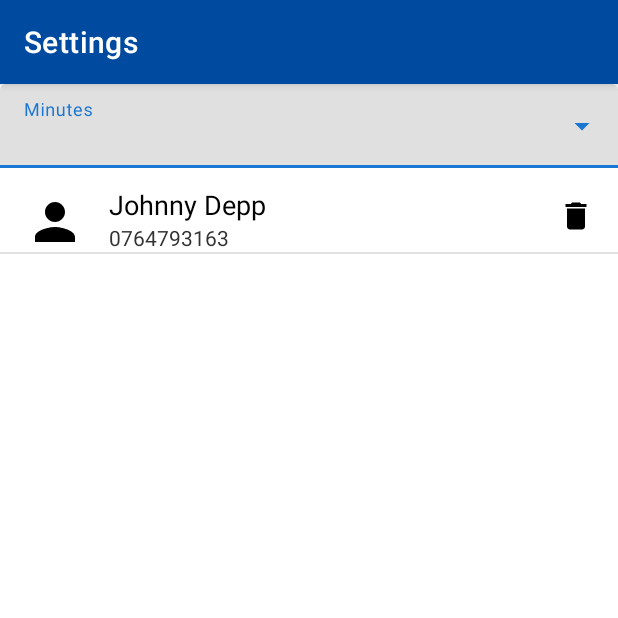
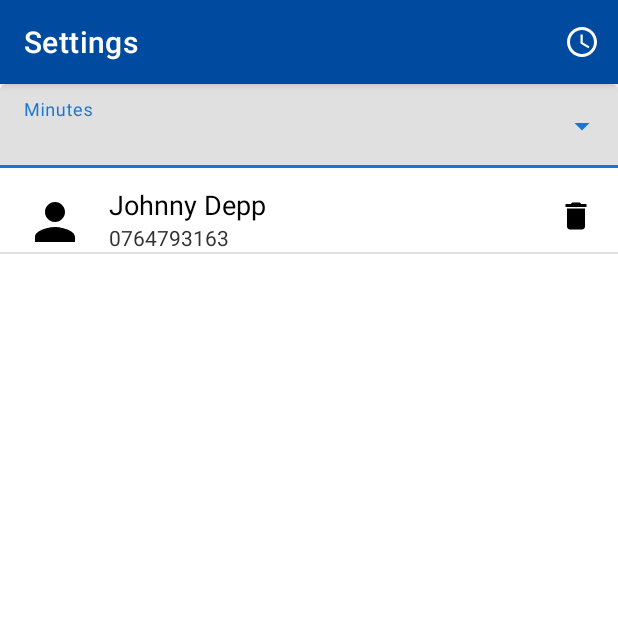
Before and after one commit to gabiionut/falldetection, an Android app: the screen it shows after launch (Settings), after a tap on "Settings", on a phone screen of 412 x 824 dp, the top half of it. Run offline under Robolectric (Android 15) with nearby library versions, the light colour scheme and no system bars.

Commit message:
add time slider

```diff
--- a/app/build.gradle
+++ b/app/build.gradle
@@ -35,5 +35,5 @@ dependencies {
     testImplementation 'junit:junit:4.12'
     androidTestImplementation 'androidx.test.ext:junit:1.1.1'
     androidTestImplementation 'androidx.test.espresso:espresso-core:3.2.0'
-    implementation 'com.google.android.material:material:1.1.0-alpha06'
+    implementation 'com.google.android.material:material:1.2.0-alpha05'
 }
--- a/app/src/main/java/com/pig/falldetection/Settings.java
+++ b/app/src/main/java/com/pig/falldetection/Settings.java
@@ -5,10 +5,11 @@ import android.graphics.drawable.ColorDrawable;
 import android.os.Bundle;
 import android.text.InputType;
 import android.util.Log;
+import android.view.Menu;
+import android.view.MenuItem;
 import android.view.View;
 import android.widget.ArrayAdapter;
 import android.widget.AutoCompleteTextView;
-import android.widget.ImageButton;
 import android.widget.LinearLayout;
 import android.widget.ListView;
 
@@ -17,6 +18,7 @@ import androidx.appcompat.app.AlertDialog;
 import androidx.appcompat.app.AppCompatActivity;
 
 import com.google.android.material.floatingactionbutton.FloatingActionButton;
+import com.google.android.material.slider.Slider;
 import com.google.android.material.textfield.TextInputEditText;
 
 import java.util.ArrayList;
@@ -70,7 +72,7 @@ public class Settings extends AppCompatActivity {
 
     private MyListAdapter getMyListAdapter() {
         MyListAdapter adapter = new MyListAdapter(this, listItems);
-        list = (ListView) findViewById(R.id.list);
+        list = findViewById(R.id.list);
         list.setAdapter(adapter);
         return adapter;
     }
@@ -103,4 +105,30 @@ public class Settings extends AppCompatActivity {
         dropdown.setInputType(InputType.TYPE_NULL);
     }
 
+
+    @Override
+    public boolean onCreateOptionsMenu(Menu menu) {
+        getMenuInflater().inflate(R.menu.time_menu, menu);
+        return true;
+    }
+
+    public void onTimeIconClick(MenuItem mi) {
+        LinearLayout phoneInputLayout = (LinearLayout) getLayoutInflater().inflate(R.layout.slider,  null);
+        Slider slider = phoneInputLayout.findViewById(R.id.slider);
+
+        slider.addOnChangeListener((slider1, value, fromUser) -> {
+            Log.d("Slider", "value");
+        });
+
+        AlertDialog.Builder builder = new AlertDialog.Builder(this);
+        builder.setTitle("Choose duration until the message is sent");
+
+        builder.setView(phoneInputLayout);
+
+        builder.setPositiveButton("OK", (dialog, which) -> {
+
+        });
+        builder.setNegativeButton("Cancel", (dialog, which) -> dialog.cancel());
+        builder.show();
+    }
 }
--- /dev/null
+++ b/app/src/main/res/drawable/ic_access_time_black_24dp.xml
@@ -0,0 +1,5 @@
+<vector android:height="24dp" android:tint="#FFFFFF"
+    android:viewportHeight="24.0" android:viewportWidth="24.0"
+    android:width="24dp" xmlns:android="http://schemas.android.com/apk/res/android">
+    <path android:fillColor="#FF000000" android:pathData="M11.99,2C6.47,2 2,6.48 2,12s4.47,10 9.99,10C17.52,22 22,17.52 22,12S17.52,2 11.99,2zM12,20c-4.42,0 -8,-3.58 -8,-8s3.58,-8 8,-8 8,3.58 8,8 -3.58,8 -8,8zM12.5,7H11v6l5.25,3.15 0.75,-1.23 -4.5,-2.67z"/>
+</vector>
--- a/app/src/main/res/menu/menu.xml
+++ b/app/src/main/res/menu/menu.xml
@@ -6,5 +6,5 @@
         android:icon="@drawable/ic_settings_black_24dp"
         android:onClick="onSettingsAction"
         android:title="Settings"
-        app:showAsAction="ifRoom"></item>
+        app:showAsAction="ifRoom"/>
 </menu>
--- /dev/null
+++ b/app/src/main/res/menu/time_menu.xml
@@ -0,0 +1,10 @@
+<?xml version="1.0" encoding="utf-8"?>
+<menu xmlns:android="http://schemas.android.com/apk/res/android"
+    xmlns:app="http://schemas.android.com/apk/res-auto">
+    <item
+        android:id="@+id/time"
+        android:icon="@drawable/ic_access_time_black_24dp"
+        android:onClick="onTimeIconClick"
+        android:title="Choose time"
+        app:showAsAction="ifRoom" />
+</menu>
```
Also changed, not shown: app/src/main/res/layout/slider.xml (added, +17 -0 lines).
